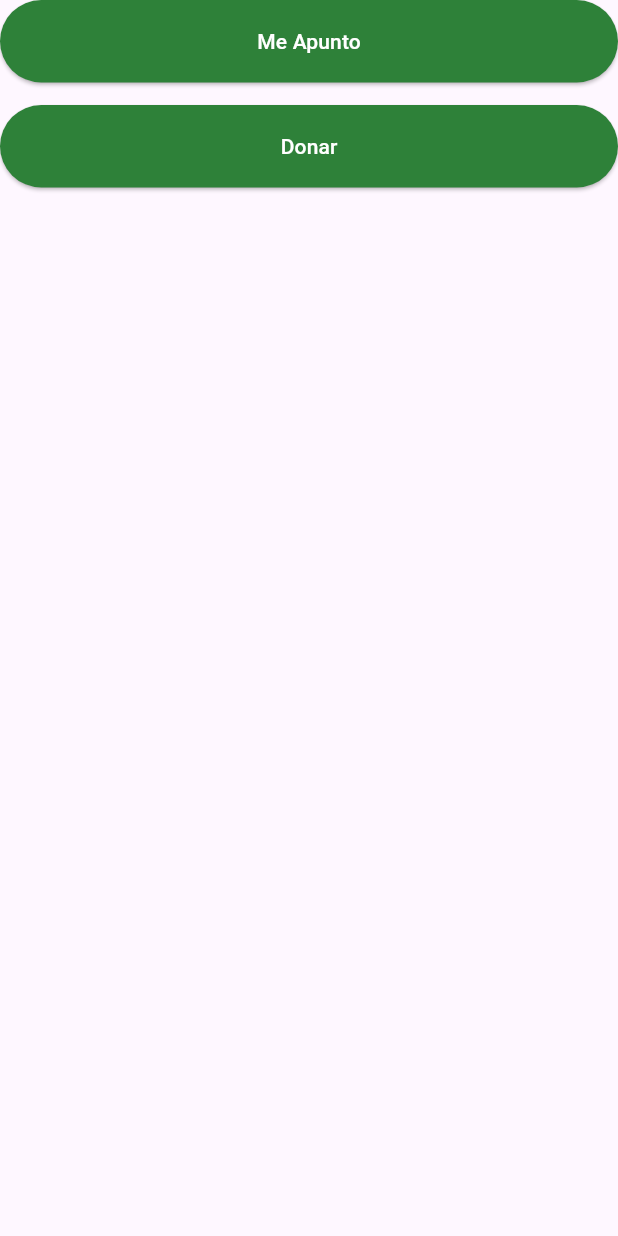
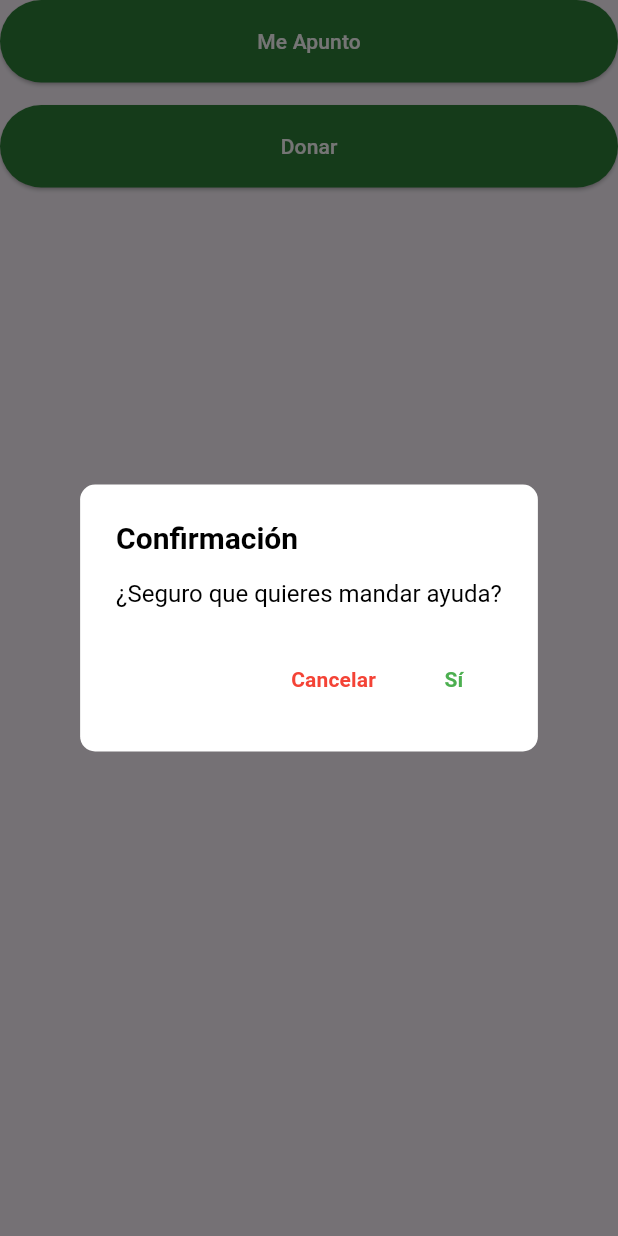
Before and after one commit to andresjuarez1/WiCare-by-Kiwi-Tech, a Flutter app: the ActionButtons widget shown alone on an empty page, opened directly, after a tap on "Me Apunto", on a phone screen of 412 x 824 dp. Run offline on Flutter 3.47's test engine with Material 3 defaults, Android fonts, the light colour scheme and no system bars; our stand-ins replace carousel_slider.

Commit message:
new folders | dialogin donation | new style in event header

```diff
--- a/lib/events/components/action_buttons.dart
+++ b/lib/events/volunteer/components/action_buttons.dart
@@ -1,4 +1,5 @@
 import 'package:flutter/material.dart';
+import '../dialogs/donative_button_dialog.dart';
 
 class ActionButtons extends StatelessWidget {
   @override
@@ -8,7 +9,17 @@ class ActionButtons extends StatelessWidget {
       children: [
         ElevatedButton(
           onPressed: () {
-            // acción cuando se presiona el botón "Me Apunto"
+            showDialog(
+              context: context,
+              builder: (BuildContext context) {
+                return ConfirmationDialog(
+                  onConfirm: () {
+                    print("Ayuda enviada");
+                    //TODO: hacer la lógica del envío de ayuda
+                  },
+                );
+              },
+            );
           },
           style: ButtonStyle(
             backgroundColor: MaterialStateProperty.all<Color>(Color(0xFF2E8139)),
@@ -22,7 +33,6 @@ class ActionButtons extends StatelessWidget {
         SizedBox(height: 15),
         ElevatedButton(
           onPressed: () {
-            // acción cuando se presiona el botón "Donar"
           },
           style: ButtonStyle(
             backgroundColor: MaterialStateProperty.all<Color>(Color(0xFF2E8139)),
@@ -33,6 +43,7 @@ class ActionButtons extends StatelessWidget {
             style: TextStyle(color: Colors.white),
           ),
         ),
+        SizedBox(height: 15),
       ],
     );
   }
--- /dev/null
+++ b/lib/events/volunteer/dialogs/donative_button_dialog.dart
@@ -0,0 +1,56 @@
+import 'package:flutter/material.dart';
+
+class ConfirmationDialog extends StatelessWidget {
+  final Function onConfirm;
+
+  ConfirmationDialog({required this.onConfirm});
+
+  @override
+  Widget build(BuildContext context) {
+    return AlertDialog(
+      backgroundColor: Colors.white,
+      elevation: 8,
+      shape: RoundedRectangleBorder(
+        borderRadius: BorderRadius.circular(10),
+      ),
+      titleTextStyle: TextStyle(
+        fontSize: 20,
+        fontWeight: FontWeight.bold,
+        color: Colors.black,
+      ),
+      contentTextStyle: TextStyle(
+        fontSize: 16,
+        color: Colors.black,
+      ),
+      title: Text("Confirmación"),
+      content: Text("¿Seguro que quieres mandar ayuda?"),
+      actions: <Widget>[
+        TextButton(
+          onPressed: () {
+            Navigator.of(context).pop();
+          },
+          child: Text(
+            'Cancelar',
+            style: TextStyle(
+              color: Colors.red,
+              fontWeight: FontWeight.bold,
+            ),
+          ),
+        ),
+        TextButton(
+          onPressed: () {
+            onConfirm();
+            Navigator.of(context).pop();
+          },
+          child: Text(
+            'Sí',
+            style: TextStyle(
+              color: Colors.green,
+              fontWeight: FontWeight.bold,
+            ),
+          ),
+        ),
+      ],
+    );
+  }
+}
--- a/lib/landing/volunteer/main_volunteer.dart
+++ b/lib/landing/volunteer/main_volunteer.dart
@@ -5,7 +5,7 @@ import 'components/landing/search_events.dart';
 import 'components/landing/upcoming_events_carousel.dart';
 import 'components/landing/attended_events_list.dart';
 import 'components/landing/donation_part.dart';
-import '../../events/event.dart';
+import '../../events/volunteer/event.dart';
 
 class VolunteerPage extends StatelessWidget {
   final List<Map<String, String>> imgList = [
```
Also changed, not shown: lib/events/volunteer/components/event_header.dart (renamed from lib/events/components/event_header.dart, +2 -23 lines), lib/events/volunteer/event.dart (renamed from lib/events/event.dart, +5 -5 lines), lib/events/volunteer/components/event_details.dart (renamed from lib/events/components/event_details.dart), lib/events/volunteer/components/organizer_info.dart (renamed from lib/events/components/organizer_info.dart).
